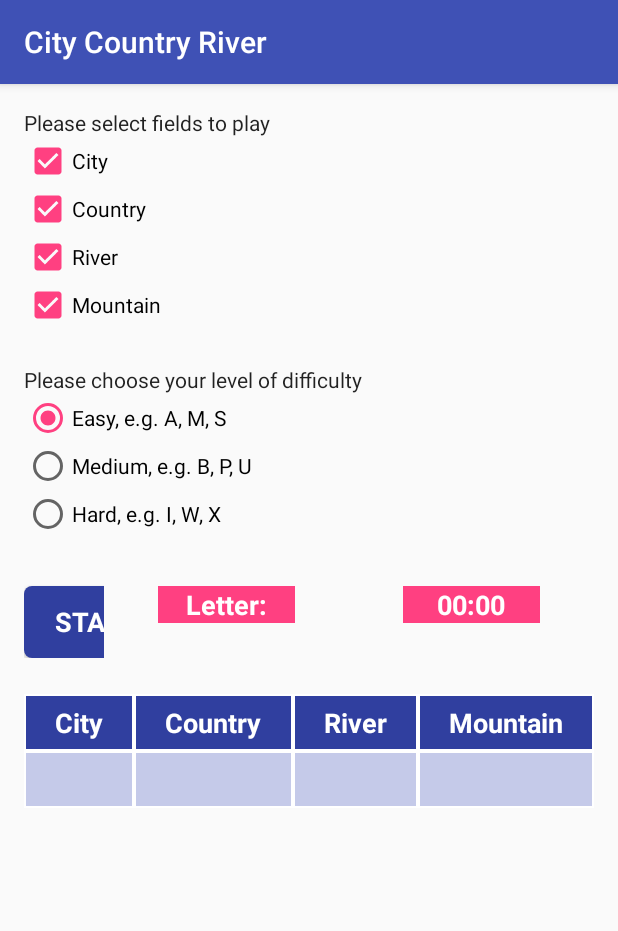
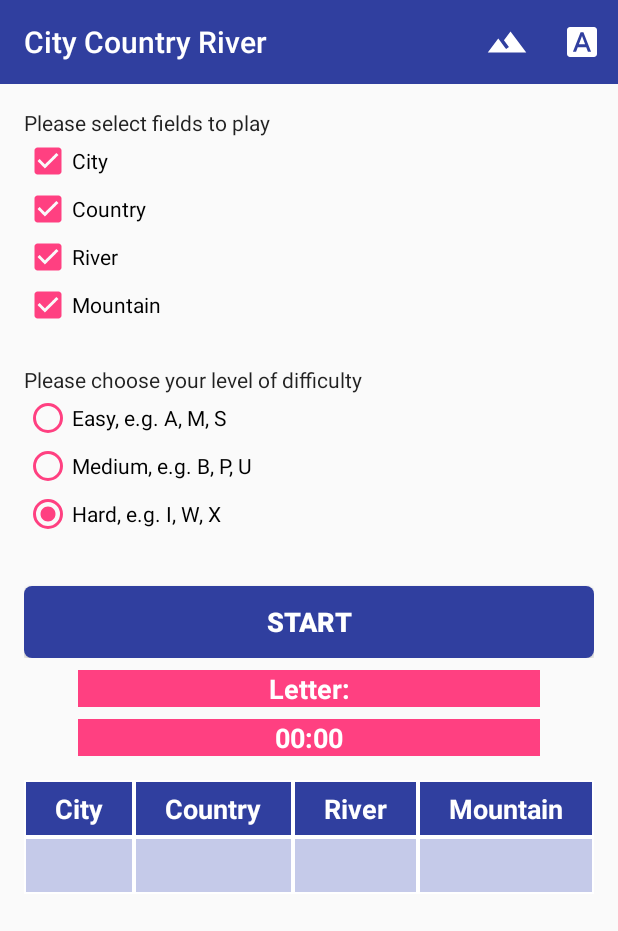
Before and after one commit to hildegw/StadtLandFluss, an Android app: the screen it shows after launch (MainActivity), on a phone screen of 412 x 824 dp. Shown: the top 931 px of the screen. Run offline under Robolectric (Android 15) with nearby library versions, the light colour scheme and no system bars.

Commit message:
adding menu navigation

```diff
--- a/app/src/main/AndroidManifest.xml
+++ b/app/src/main/AndroidManifest.xml
@@ -7,7 +7,7 @@
         android:icon="@mipmap/ic_launcher"
         android:label="@string/app_name"
         android:supportsRtl="true"
-        android:theme="@style/AppTheme">
+        android:theme="@style/Theme.AppCompat.Light.NoActionBar">
         <activity android:name=".MainActivity">
             <intent-filter>
                 <action android:name="android.intent.action.MAIN" />
@@ -15,6 +15,10 @@
                 <category android:name="android.intent.category.LAUNCHER" />
             </intent-filter>
         </activity>
+        <activity
+            android:name=".TableActivity"
+            android:parentActivityName=".MainActivity"></activity>
+        <activity android:name=".DifficultyActivity"></activity>
     </application>
 
 </manifest>
--- a/app/src/main/res/drawable/ic_arrow_forward_black_24dp.xml
+++ b/app/src/main/res/drawable/ic_arrow_back_black_24dp.xml
@@ -4,6 +4,6 @@
         android:viewportWidth="24.0"
         android:viewportHeight="24.0">
     <path
-        android:fillColor="#FF000000"
-        android:pathData="M12,4l-1.41,1.41L16.17,11H4v2h12.17l-5.58,5.59L12,20l8,-8z"/>
+        android:fillColor="#ffffff"
+        android:pathData="M20,11H7.83l5.59,-5.59L12,4l-8,8 8,8 1.41,-1.41L7.83,13H20v-2z"/>
 </vector>
--- /dev/null
+++ b/app/src/main/res/drawable/ic_font_download_black_24dp.xml
@@ -0,0 +1,9 @@
+<vector xmlns:android="http://schemas.android.com/apk/res/android"
+        android:width="24dp"
+        android:height="24dp"
+        android:viewportWidth="24.0"
+        android:viewportHeight="24.0">
+    <path
+        android:fillColor="#ffffff"
+        android:pathData="M9.93,13.5h4.14L12,7.98zM20,2L4,2c-1.1,0 -2,0.9 -2,2v16c0,1.1 0.9,2 2,2h16c1.1,0 2,-0.9 2,-2L22,4c0,-1.1 -0.9,-2 -2,-2zM15.95,18.5l-1.14,-3L9.17,15.5l-1.12,3L5.96,18.5l5.11,-13h1.86l5.11,13h-2.09z"/>
+</vector>
--- /dev/null
+++ b/app/src/main/res/drawable/ic_terrain_black_24dp.xml
@@ -0,0 +1,9 @@
+<vector xmlns:android="http://schemas.android.com/apk/res/android"
+        android:width="28dp"
+        android:height="28dp"
+        android:viewportWidth="24.0"
+        android:viewportHeight="24.0">
+    <path
+        android:fillColor="#ffffff"
+        android:pathData="M14,6l-3.75,5 2.85,3.8 -1.6,1.2C9.81,13.75 7,10 7,10l-6,8h22L14,6z"/>
+</vector>
--- a/app/src/main/res/layout/activity_main.xml
+++ b/app/src/main/res/layout/activity_main.xml
@@ -1,24 +1,37 @@
 <?xml version="1.0" encoding="utf-8"?>
-
 <RelativeLayout xmlns:android="http://schemas.android.com/apk/res/android"
     xmlns:tools="http://schemas.android.com/tools"
+    xmlns:app="http://schemas.android.com/apk/res-auto"
     android:id="@+id/activity_main"
     android:layout_width="match_parent"
     android:layout_height="match_parent"
-    android:paddingBottom="@dimen/activity_vertical_margin"
-    android:paddingLeft="@dimen/activity_horizontal_margin"
-    android:paddingRight="@dimen/activity_horizontal_margin"
-    android:paddingTop="@dimen/activity_vertical_margin"
+    android:fitsSystemWindows="true"
     tools:context="com.example.android.stadtlandfluss.MainActivity">
 
-    <ScrollView
+
+    <LinearLayout
         android:layout_width="match_parent"
-        android:layout_height="match_parent">
+        android:layout_height="wrap_content"
+        android:orientation="vertical">
+
+        <!-- Load the toolbar -->
+        <include
+            layout="@layout/toolbar_main"
+            android:layout_width="match_parent"
+            android:layout_height="wrap_content"/>
+
+        <ScrollView
+            android:layout_width="match_parent"
+            android:layout_height="match_parent">
 
         <LinearLayout
             android:layout_width="match_parent"
             android:layout_height="wrap_content"
-            android:orientation="vertical">
+            android:orientation="vertical"
+            android:paddingBottom="@dimen/activity_vertical_margin"
+            android:paddingLeft="@dimen/activity_horizontal_margin"
+            android:paddingRight="@dimen/activity_horizontal_margin"
+            android:paddingTop="@dimen/activity_vertical_margin">
 
             <TextView
                 style="@style/Base.TextAppearance.AppCompat"
@@ -28,30 +41,22 @@
 
             <CheckBox
                 android:id="@+id/play_checkbox_city"
-                android:layout_width="wrap_content"
-                android:layout_height="wrap_content"
-                android:checked="true"
+                style="@style/checkBox"
                 android:text="@string/checkbox_city" />
 
             <CheckBox
                 android:id="@+id/play_checkbox_country"
-                android:layout_width="wrap_content"
-                android:layout_height="wrap_content"
-                android:checked="true"
+                style="@style/checkBox"
                 android:text="@string/checkbox_country" />
 
             <CheckBox
                 android:id="@+id/play_checkbox_river"
-                android:layout_width="wrap_content"
-                android:layout_height="wrap_content"
-                android:checked="true"
+                style="@style/checkBox"
                 android:text="@string/checkbox_river" />
 
             <CheckBox
                 android:id="@+id/play_checkbox_mountain"
-                android:layout_width="wrap_content"
-                android:layout_height="wrap_content"
-                android:checked="true"
+                style="@style/checkBox"
                 android:text="@string/checkbox_mountain" />
 
             <TextView
@@ -69,20 +74,17 @@
 
                 <RadioButton
                     android:id="@+id/radiobutton_easy"
-                    android:layout_width="wrap_content"
-                    android:layout_height="wrap_content"
+                    style="@style/checkBox"
                     android:text="@string/select_difficulty_easy" />
 
                 <RadioButton
                     android:id="@+id/radiobutton_middle"
-                    android:layout_width="wrap_content"
-                    android:layout_height="wrap_content"
+                    style="@style/checkBox"
                     android:text="@string/select_difficulty_middle" />
 
                 <RadioButton
                     android:id="@+id/radiobutton_hard"
-                    android:layout_width="wrap_content"
-                    android:layout_height="wrap_content"
+                    style="@style/checkBox"
                     android:text="@string/select_difficulty_hard"
                     android:layout_marginBottom="24dp"/>
             </RadioGroup>
@@ -91,12 +93,6 @@
                 android:layout_width="match_parent"
                 android:layout_height="wrap_content"
                 android:orientation="horizontal">
-
-                <LinearLayout
-                    android:layout_width="wrap_content"
-                    android:layout_height="wrap_content"
-                    android:orientation="vertical"
-                    android:layout_weight="0.2">
 
                     <Button
                         android:id="@+id/start_button"
@@ -120,7 +116,7 @@
                     android:id="@+id/chronometer"
                     style="@style/highlightedText"
                     android:text="00:00"/>
-            </LinearLayout>
+
 
 
             <HorizontalScrollView
@@ -132,7 +128,8 @@
                 <TableLayout
                     android:layout_width="match_parent"
                     android:layout_height="wrap_content"
-                    android:layout_marginTop="24dp"
+                    android:layout_marginTop="16dp"
+                    android:layout_marginBottom="8dp"
                     android:stretchColumns="0,1,2,3"
                     android:focusable="true"
                     android:focusableInTouchMode="true">
@@ -192,8 +189,10 @@
             <TextView
                 android:id="@+id/your_score_is"
                 style="@style/highlightedText"
+                android:padding="8dp"
                 android:text="" />
 
         </LinearLayout>
     </ScrollView>
+    </LinearLayout>
 </RelativeLayout>
--- /dev/null
+++ b/app/src/main/res/layout/toolbar_main.xml
@@ -0,0 +1,19 @@
+<?xml version="1.0" encoding="utf-8"?>
+<LinearLayout
+    xmlns:android="http://schemas.android.com/apk/res/android"
+    xmlns:app="http://schemas.android.com/apk/res-auto"
+    android:orientation="vertical"
+    android:layout_width="match_parent"
+    android:layout_height="match_parent">
+
+
+    <android.support.v7.widget.Toolbar
+        android:id="@+id/my_toolbar"
+        android:layout_width="match_parent"
+        android:layout_height="?attr/actionBarSize"
+        android:background="@color/colorPrimaryDark"
+        android:elevation="4dp"
+        app:titleTextColor="@android:color/white" />
+
+
+</LinearLayout>
--- /dev/null
+++ b/app/src/main/res/menu/menu_main.xml
@@ -0,0 +1,15 @@
+<menu xmlns:android="http://schemas.android.com/apk/res/android"
+    xmlns:app="http://schemas.android.com/apk/res-auto">
+    <item
+        android:id="@+id/table"
+        android:icon="@drawable/ic_terrain_black_24dp"
+        app:showAsAction="ifRoom"
+        android:title="Table">
+    </item>
+    <item
+        android:id="@+id/difficulty"
+        android:icon="@drawable/ic_font_download_black_24dp"
+        app:showAsAction="ifRoom"
+        android:title="Difficulty">
+    </item>
+</menu>
--- a/app/src/main/res/values/dimens.xml
+++ b/app/src/main/res/values/dimens.xml
@@ -2,4 +2,6 @@
     <!-- Default screen margins, per the Android Design guidelines. -->
     <dimen name="activity_horizontal_margin">16dp</dimen>
     <dimen name="activity_vertical_margin">16dp</dimen>
+
+
 </resources>
--- a/app/src/main/res/values/strings.xml
+++ b/app/src/main/res/values/strings.xml
@@ -16,7 +16,7 @@
     <string name="play_header_country">Country</string>
     <string name="play_header_river">River</string>
     <string name="show_score">Stop and Show Score</string>
-    <string name="your_score_is">Your Score is</string>
+    <string name="your_score_is">You scored</string>
     <string name="start_game">Plaese press START</string>
     <string name="easy_letters">ADEFMNRST</string>
     <string name="middle_letters">BCGHJKLPU</string>
--- a/app/src/main/res/values/styles.xml
+++ b/app/src/main/res/values/styles.xml
@@ -1,14 +1,13 @@
 <resources>
-
     <!-- Base application theme. -->
-    <style name="AppTheme" parent="Theme.AppCompat.Light.DarkActionBar">
+    <style name="AppTheme" parent="Theme.AppCompat.Light.NoActionBar">
         <!-- Customize your theme here. -->
         <item name="colorPrimary">@color/colorPrimary</item>
         <item name="colorPrimaryDark">@color/colorPrimaryDark</item>
         <item name="colorAccent">@color/colorAccent</item>
     </style>
 
-    <style name="headRow" parent="Theme.AppCompat.Light.DarkActionBar">
+    <style name="headRow">
         <item name="android:gravity">center_horizontal</item>
         <item name="android:padding">5dp</item>
         <item name="android:layout_margin">1dp</item>
@@ -18,7 +17,7 @@
         <item name="android:textColor">#ffffff</item>
     </style>
 
-    <style name="editTextRow" parent="Theme.AppCompat.Light.DarkActionBar">
+    <style name="editTextRow">
         <item name="android:gravity">center_horizontal</item>
         <item name="android:padding">5dp</item>
         <item name="android:layout_margin">1dp</item>
@@ -34,7 +33,7 @@
         <item name="android:background">#ffffff</item>
     </style>
 
-    <style name="button" parent="Theme.AppCompat.Light.DarkActionBar">
+    <style name="button">
         <item name="android:background">@drawable/rounded_button</item>
         <item name="android:layout_weight">1</item>
         <item name="android:textStyle">bold</item>
@@ -46,8 +45,7 @@
         <item name="android:layout_marginTop">8dp</item>
     </style>
 
-
-    <style name="highlightedText" parent="Theme.AppCompat.Light.DarkActionBar">
+    <style name="highlightedText">
         <item name="android:background">@drawable/flat_accent_box</item>
         <item name="android:layout_width">match_parent</item>
         <item name="android:layout_height">wrap_content</item>
@@ -61,4 +59,10 @@
         <item name="android:textColor">#ffffff</item>
     </style>
 
+    <style name="checkBox">
+        <item name="android:layout_width">wrap_content</item>
+        <item name="android:layout_height">wrap_content</item>
+        <item name="android:checked">true</item>
+        <item name="android:buttonTint">@color/colorAccent</item>
+    </style>
 </resources>
```
Also changed, not shown: app/src/main/java/com/example/android/stadtlandfluss/DifficultyActivity.java (added, +46 -0 lines), app/src/main/java/com/example/android/stadtlandfluss/TableActivity.java (added, +113 -0 lines), app/src/main/res/layout/activity_difficulty.xml (added, +63 -0 lines), app/src/main/res/layout/activity_table.xml (added, +59 -0 lines), app/src/main/res/menu/menu_goback.xml (added, +9 -0 lines), app/src/main/ic_fields-web.png (added), app/src/main/ic_letter-web.png (added).
